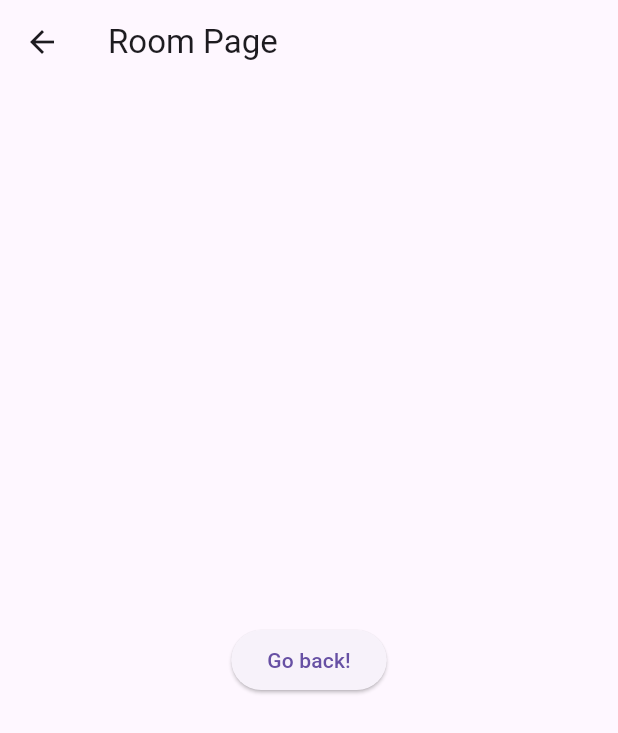
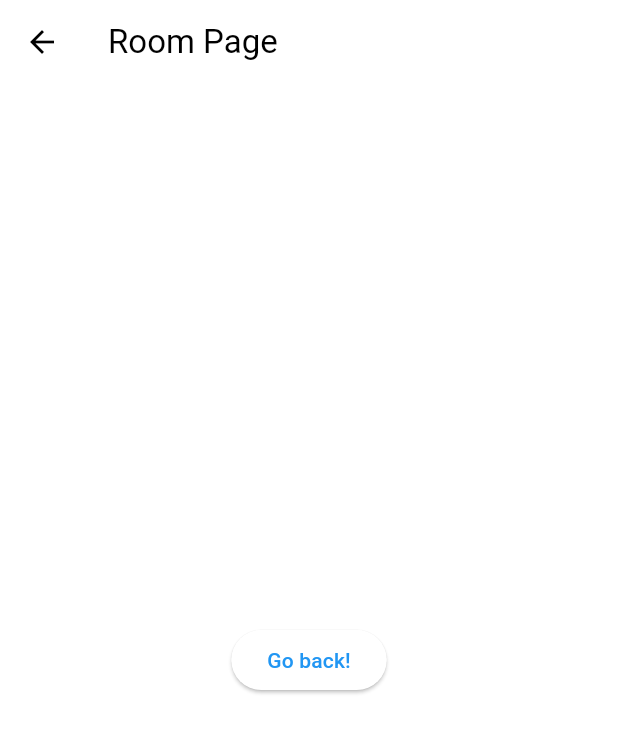
Before and after one commit to abumstephen/mp_tictactoc, a Flutter app: the Roompage screen opened directly, on a phone screen of 412 x 824 dp. Shown: the top 733 px of the screen. Run offline on Flutter 3.47's test engine with Material 3 defaults, Android fonts, the phone set to English and light mode, and no system bars.

Commit message:
major change1

```diff
--- a/lib/Configs/Colors.dart
+++ b/lib/Configs/Colors.dart
@@ -0,0 +1,8 @@
+import 'package:flutter/material.dart';
+
+class AppColors {
+  static const Color primaryColor = Color(0xFF2196F3);
+  static const Color accentColor = Color(0xFFFFC107);
+  static const Color backgroundColor = Color(0xFFFFFFFF);
+  static const Color textColor = Color(0xFF000000);
+}
--- a/lib/Configs/Theme.dart
+++ b/lib/Configs/Theme.dart
@@ -1,12 +1,17 @@
-import 'parkage:flutter/material.dart';
-import 'parkage:m';
+import 'package:flutter/material.dart';
+import 'package:mp_tictactoc/Configs/Colors.dart';
 
-var lightTheme = ThemeData(
-  brightness: Brightness.light,
-  ColorScheme: ColorScheme.light(
-      primary: primaryColor,
-      secondary: secondaryColor,
-      background: bgColor,
-      onBackground: fontColor,
-      primaryContainer: containerColor),
-);
+class AppTheme {
+  static final ThemeData lightTheme = ThemeData(
+    primaryColor: AppColors.primaryColor,
+    colorScheme: ColorScheme.light(
+      primary: AppColors.primaryColor,
+      secondary: AppColors.accentColor,
+    ),
+    scaffoldBackgroundColor: AppColors.backgroundColor,
+    textTheme: const TextTheme(
+      bodyLarge: TextStyle(color: AppColors.textColor),
+      bodyMedium: TextStyle(color: AppColors.textColor),
+    ),
+  );
+}
```
Also changed, not shown: lib/main.dart (+50 -6 lines), pubspec.yaml (+7 -10 lines), pubspec.lock.
